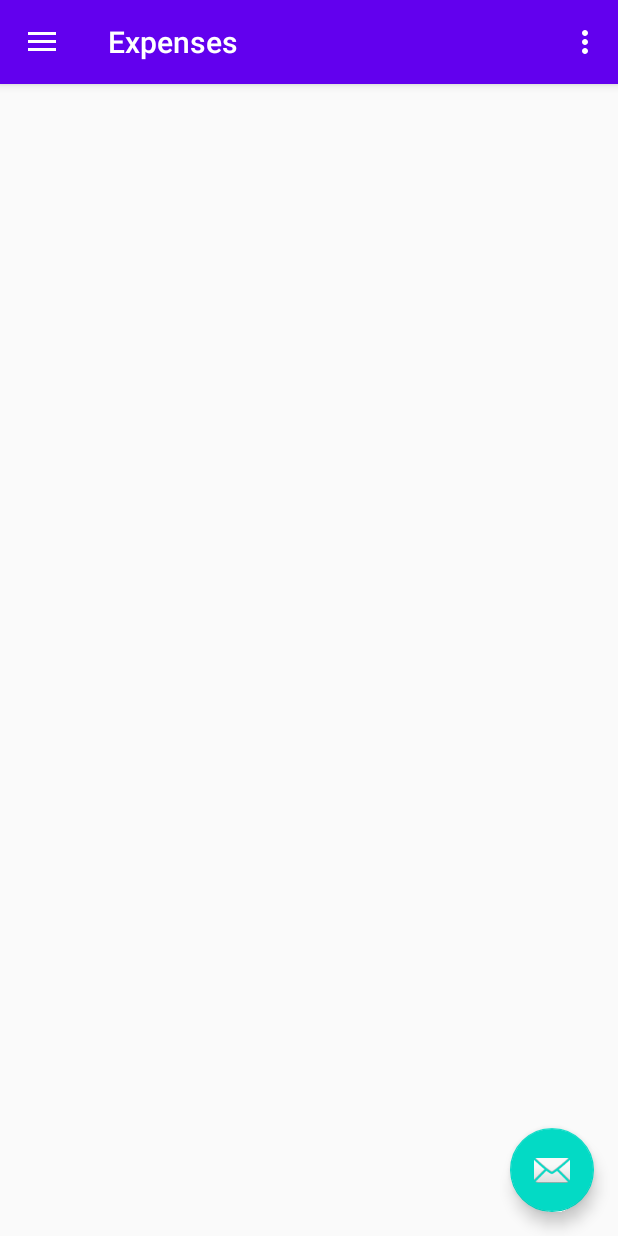
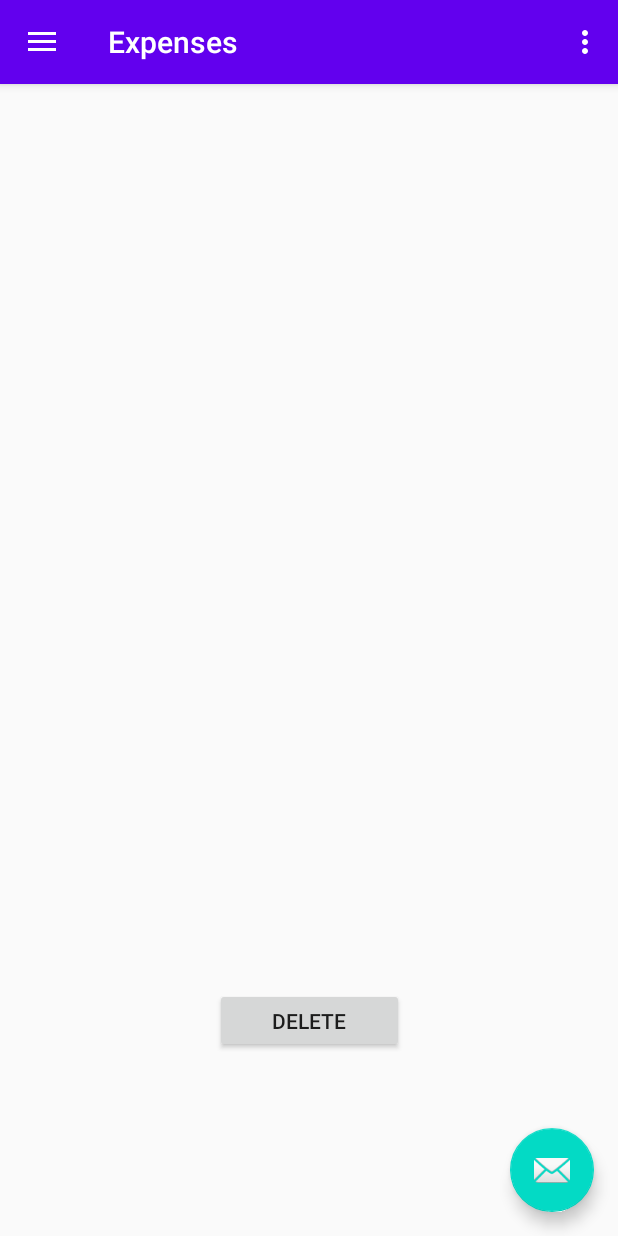
Before and after one commit to At0mIcSc0dE/ExpenseTrackerAndroid, an Android app: the screen it shows after launch (MainActivity), in the side drawer, after a tap on "Gallery", on a phone screen of 412 x 824 dp. Run offline under Robolectric (Android 15) with nearby library versions, the phone set to English and light mode, and no system bars; our stand-ins replace navigation-ui; libraries missing offline, so code that uses them is left out: jcifs.smb; 5 statements that could not run were skipped.

Commit message:
Bug fixes

```diff
--- a/app/src/main/java/com/example/exptrcandroid/MainActivity.java
+++ b/app/src/main/java/com/example/exptrcandroid/MainActivity.java
@@ -1,13 +1,12 @@
 package com.example.exptrcandroid;
 
 import android.app.Activity;
+import android.app.AlertDialog;
 import android.os.Bundle;
 import android.os.StrictMode;
-import android.view.KeyEvent;
 import android.view.View;
 import android.view.Menu;
 import android.view.inputmethod.InputMethodManager;
-import android.widget.EditText;
 
 import com.example.exptrcandroid.ui.home.HomeFragment;
 import com.google.android.material.floatingactionbutton.FloatingActionButton;
@@ -24,6 +23,9 @@ import androidx.appcompat.widget.Toolbar;
 
 import java.io.IOException;
 import java.util.Calendar;
+
+import jcifs.smb.SmbFile;
+import jcifs.smb.SmbFileInputStream;
 
 
 /***************************************
@@ -69,6 +71,7 @@ public class MainActivity extends AppCompatActivity {
                 R.id.navAdd, R.id.navShow, R.id.navStatus)
                 .setDrawerLayout(drawer)
                 .build();
+
         NavController navController = Navigation.findNavController(this, R.id.nav_host_fragment);
         NavigationUI.setupActionBarWithNavController(this, navController, mAppBarConfiguration);
         NavigationUI.setupWithNavController(navigationView, navController);
@@ -90,13 +93,51 @@ public class MainActivity extends AppCompatActivity {
                 || super.onSupportNavigateUp();
     }
 
+    private void AwaitConnection(String filePath) throws IOException
+    {
+        SmbFile file = new SmbFile(filePath);
+        SmbFileInputStream reader;
+
+        while(true)
+        {
+            try
+            {
+                reader = new SmbFileInputStream(file);
+                break;
+            }
+            catch (IOException e)
+            {
+            }
+        }
+
+        reader.close();
+    }
+
     public void OnAddExpClick(View view) throws IOException, InterruptedException
     {
         Calendar calendar = Calendar.getInstance();
         ExpenseData expenseData = new ExpenseData(HomeFragment.txtExpName.getText().toString() , Double.parseDouble(HomeFragment.txtExpPrice.getText().toString()), "", calendar.get(Calendar.DAY_OF_MONTH), calendar.get(Calendar.MONTH) + 1, calendar.get(Calendar.YEAR));
 
+        switch(rbChecked)
+        {
+            case 1:
+                AwaitConnection("smb://192.168.178.45/share/ExpTrc/OneTimeExpenses.exptrc");
+                break;
+            case 2:
+                AwaitConnection("smb://192.168.178.45/share/ExpTrc/MonthlyExpenses.exptrc");
+                break;
+            case 3:
+                AwaitConnection("smb://192.168.178.45/share/ExpTrc/OneTimeTakings.exptrc");
+                break;
+            case 4:
+                AwaitConnection("smb://192.168.178.45/share/ExpTrc/MonthlyTakings.exptrc");
+                break;
+        }
+
         ri.thread.join();
         ri.fm.WriteExpense(rbChecked, expenseData);
+        HomeFragment.txtExpName.setText("");
+        HomeFragment.txtExpPrice.setText("");
     }
 
     public void OnTxtExpNameClick(View view)
--- a/app/src/main/java/com/example/exptrcandroid/RI.java
+++ b/app/src/main/java/com/example/exptrcandroid/RI.java
@@ -1,11 +1,4 @@
 package com.example.exptrcandroid;
-
-
-import android.app.Activity;
-import android.content.Context;
-import android.net.NetworkInfo;
-import android.net.wifi.WifiInfo;
-import android.net.wifi.WifiManager;
 
 import java.io.IOException;
 
@@ -13,7 +6,7 @@ public class RI implements Runnable
 {
     public Thread thread;
     private String threadName;
-    public FileManager fm;
+    public static FileManager fm;
 
     RI( String name) {
         threadName = name;
--- a/app/src/main/java/com/example/exptrcandroid/ui/gallery/GalleryFragment.java
+++ b/app/src/main/java/com/example/exptrcandroid/ui/gallery/GalleryFragment.java
@@ -1,40 +1,59 @@
 package com.example.exptrcandroid.ui.gallery;
 
 import android.os.Bundle;
-import android.text.Editable;
 import android.view.LayoutInflater;
 import android.view.View;
 import android.view.ViewGroup;
-import android.widget.EditText;
-import android.widget.TextView;
+import android.widget.AdapterView;
 
 import androidx.annotation.NonNull;
-import androidx.annotation.Nullable;
 import androidx.fragment.app.Fragment;
-import androidx.lifecycle.Observer;
 import androidx.lifecycle.ViewModelProviders;
+import androidx.recyclerview.widget.LinearLayoutManager;
+import androidx.recyclerview.widget.RecyclerView;
 
 import com.example.exptrcandroid.R;
-
-import java.io.IOException;
+import com.example.exptrcandroid.RI;
 
 public class GalleryFragment extends Fragment {
 
     private GalleryViewModel galleryViewModel;
+
+    public RecyclerView lstbox;
+    public RecyclerView lstboxMonthly;
+    public RecyclerView lstboxTakings;
+    public RecyclerView lstboxMonthlyTakings;
+
+//    private RecyclerView.Adapter mAdapter;
+//    private RecyclerView.LayoutManager layoutManager;
 
     public View onCreateView(@NonNull LayoutInflater inflater,
                              ViewGroup container, Bundle savedInstanceState) {
         galleryViewModel =
                 ViewModelProviders.of(this).get(GalleryViewModel.class);
         View root = inflater.inflate(R.layout.fragment_gallery, container, false);
-        final TextView textView = root.findViewById(R.id.text_gallery);
-        galleryViewModel.getText().observe(getViewLifecycleOwner(), new Observer<String>() {
-            @Override
-            public void onChanged(@Nullable String s) {
-                textView.setText(s);
 
-            }
-        });
+        lstbox = root.findViewById(R.id.lst1);
+        lstboxMonthly = root.findViewById(R.id.lst2);
+        lstboxTakings = root.findViewById(R.id.lst3);
+        lstboxMonthlyTakings = root.findViewById(R.id.lst4);
+
+        InsertIntoListboxes();
+
         return root;
     }
+
+    public void AddItem(RecyclerView view, String text)
+    {
+
+    }
+
+    public void InsertIntoListboxes()
+    {
+//        for(int i = 1; i <= RI.fm.m_GeneralData.CurrOneTimeExpCount; ++i)
+//        {
+////            AddItem(lstbox, RI.fm.m_OneTimeExpData.get(i).get(0) + " || " + RI.fm.m_OneTimeExpData.get(i).get(1));
+//        }
+    }
+
 }
--- a/app/src/main/res/layout/fragment_gallery.xml
+++ b/app/src/main/res/layout/fragment_gallery.xml
@@ -6,15 +6,60 @@
     android:layout_height="match_parent"
     tools:context=".ui.gallery.GalleryFragment">
 
-    <TextView
-        android:id="@+id/text_gallery"
-        android:layout_width="match_parent"
-        android:layout_height="wrap_content"
-        android:layout_marginStart="8dp"
-        android:layout_marginTop="8dp"
-        android:layout_marginEnd="8dp"
-        android:textAlignment="center"
-        android:textSize="20sp"
+    <androidx.recyclerview.widget.RecyclerView
+        android:id="@+id/lst1"
+        android:layout_width="200dp"
+        android:layout_height="300dp"
+        android:layout_marginEnd="200dp"
+        android:layout_marginRight="200dp"
+        android:layout_marginBottom="400dp"
+        app:layout_constraintBottom_toBottomOf="parent"
+        app:layout_constraintEnd_toEndOf="parent"
+        app:layout_constraintStart_toStartOf="parent"
+        app:layout_constraintTop_toTopOf="parent" />
+
+    <androidx.recyclerview.widget.RecyclerView
+        android:id="@+id/lst2"
+        android:layout_width="200dp"
+        android:layout_height="300dp"
+        android:layout_marginStart="200dp"
+        android:layout_marginLeft="200dp"
+        android:layout_marginBottom="400dp"
+        app:layout_constraintBottom_toBottomOf="parent"
+        app:layout_constraintEnd_toEndOf="parent"
+        app:layout_constraintStart_toStartOf="parent"
+        app:layout_constraintTop_toTopOf="parent" />
+
+    <androidx.recyclerview.widget.RecyclerView
+        android:id="@+id/lst3"
+        android:layout_width="200dp"
+        android:layout_height="250dp"
+        android:layout_marginTop="180dp"
+        android:layout_marginEnd="200dp"
+        android:layout_marginRight="200dp"
+        app:layout_constraintBottom_toBottomOf="parent"
+        app:layout_constraintEnd_toEndOf="parent"
+        app:layout_constraintStart_toStartOf="parent"
+        app:layout_constraintTop_toTopOf="parent" />
+
+    <androidx.recyclerview.widget.RecyclerView
+        android:id="@+id/lst4"
+        android:layout_width="200dp"
+        android:layout_height="250dp"
+        android:layout_marginStart="200dp"
+        android:layout_marginLeft="200dp"
+        android:layout_marginTop="180dp"
+        app:layout_constraintBottom_toBottomOf="parent"
+        app:layout_constraintEnd_toEndOf="parent"
+        app:layout_constraintStart_toStartOf="parent"
+        app:layout_constraintTop_toTopOf="parent" />
+
+    <Button
+        android:id="@+id/btnDelete"
+        android:layout_width="126dp"
+        android:layout_height="43dp"
+        android:layout_marginTop="480dp"
+        android:text="Delete"
         app:layout_constraintBottom_toBottomOf="parent"
         app:layout_constraintEnd_toEndOf="parent"
         app:layout_constraintStart_toStartOf="parent"
```
Also changed, not shown: app/src/main/java/com/example/exptrcandroid/ui/home/HomeFragment.java (+0 -7 lines).
